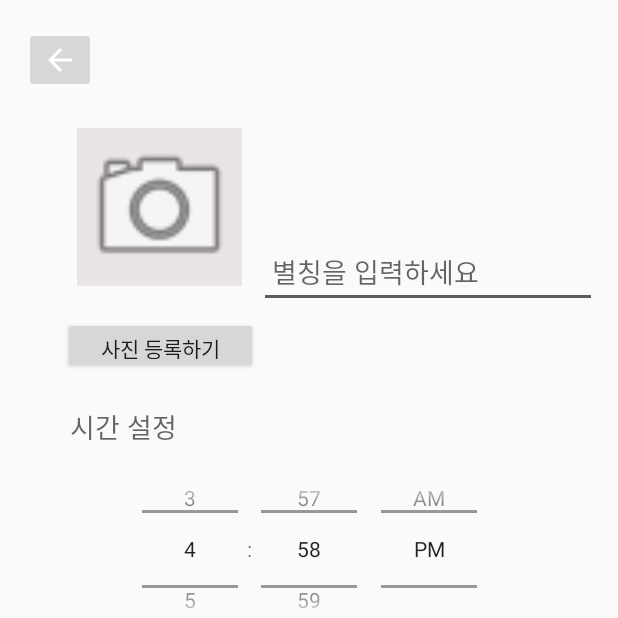
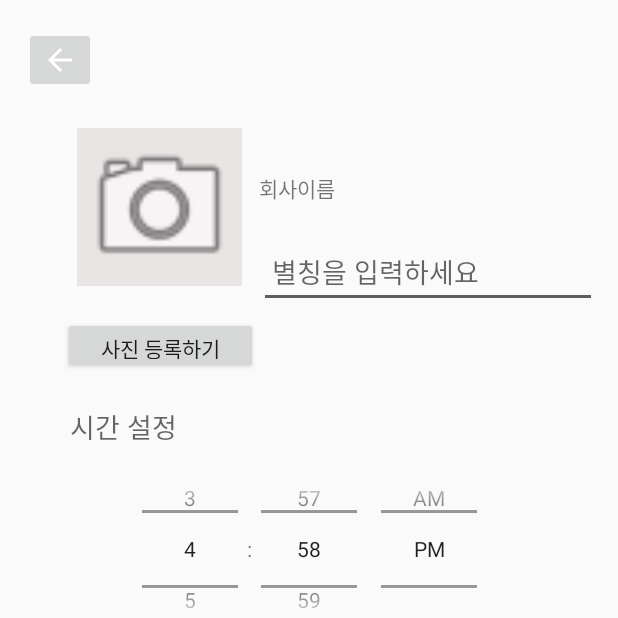
Before and after one commit to sonsuhyune/PillProject_androidApp, an Android app: the add_pill_user screen opened directly, with no data from a screen before it, on a phone screen of 412 x 824 dp, the top half of it. Run offline under Robolectric (Android 15) with nearby library versions, the phone set to English and light mode, and no system bars.

Commit message:
send user_pill_info to mysql

```diff
--- a/app/src/main/java/com/example/myapplication/search_result.java
+++ b/app/src/main/java/com/example/myapplication/search_result.java
@@ -8,6 +8,11 @@ import android.widget.Toast;
 import androidx.appcompat.app.AppCompatActivity;
 
 public class search_result extends AppCompatActivity {
+
+
+    String pill_company = "현대";
+    String pill_name = "타이레놀";
+
     @Override
     protected void onCreate(Bundle savedInstanceState) {
         super.onCreate(savedInstanceState);
@@ -21,7 +26,7 @@ public class search_result extends AppCompatActivity {
         overridePendingTransition(R.transition.anim_slide_a, R.transition.anim_slide_b);
         intent.addFlags(Intent.FLAG_ACTIVITY_CLEAR_TASK);
         intent.addFlags(Intent.FLAG_ACTIVITY_NEW_TASK);
-        Toast.makeText(getApplicationContext()," enldelefhjsdifaosfnjowsaeifnaw;edio;a가 눌렸습니다.", Toast.LENGTH_SHORT).show();
+        Toast.makeText(getApplicationContext()," 뒤로가기가 눌렸습니다.", Toast.LENGTH_SHORT).show();
     }
     public void add_pill(View v) {
         Intent intent = new Intent(getApplicationContext(), add_pill_user.class);
--- a/app/src/main/res/layout/add_pill_user.xml
+++ b/app/src/main/res/layout/add_pill_user.xml
@@ -56,9 +56,11 @@
         tools:layout_constraintRight_creator="1"
         tools:layout_constraintTop_creator="1" />
 
-    <com.google.android.material.textfield.TextInputEditText
+    <EditText
         android:layout_width="225dp"
         android:layout_height="48dp"
+        android:id='@+id/nick'
+
         android:hint=" 별칭을 입력하세요 "
         app:layout_constraintBottom_toBottomOf="parent"
         app:layout_constraintHorizontal_bias="0.924"
@@ -254,6 +256,7 @@
         android:id="@+id/button2"
         android:layout_width="wrap_content"
         android:layout_height="wrap_content"
+        android:onClick="save"
         android:text=" 저장하기 "
         app:layout_constraintBottom_toBottomOf="parent"
         app:layout_constraintHorizontal_bias="0.498"
@@ -266,5 +269,22 @@
         tools:layout_constraintRight_creator="1"
         tools:layout_constraintTop_creator="1" />
 
+    <TextView
+        android:id="@+id/textView5"
+        android:layout_width="96dp"
+        android:layout_height="20dp"
+        android:text="회사이름"
+        app:layout_constraintBottom_toBottomOf="parent"
+        app:layout_constraintHorizontal_bias="0.546"
+        app:layout_constraintLeft_toLeftOf="parent"
+        app:layout_constraintRight_toRightOf="parent"
+        app:layout_constraintTop_toTopOf="parent"
+        app:layout_constraintVertical_bias="0.143"
+        app:srcCompat="@drawable/abc_vector_test"
+        tools:layout_constraintBottom_creator="1"
+        tools:layout_constraintLeft_creator="1"
+        tools:layout_constraintRight_creator="1"
+        tools:layout_constraintTop_creator="1" />
+
 
 </androidx.constraintlayout.widget.ConstraintLayout>
```
Also changed, not shown: app/src/main/java/com/example/myapplication/add_pill_user.java (+102 -1 lines).
